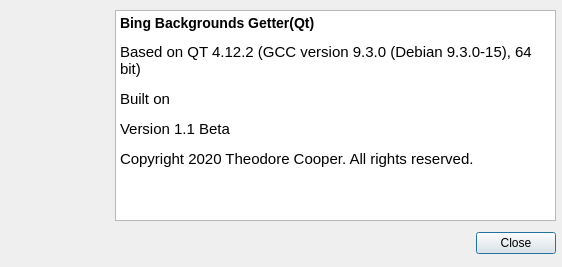
the0cp/Bing-Wallpaper-GUI, file form/about.ui: the form before one commit.
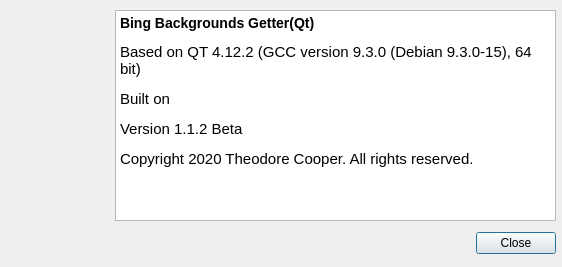
The form after the commit.

Diff of the .ui file:
```diff
--- a/form/about.ui
+++ b/form/about.ui
@@ -30,9 +30,9 @@
 &lt;h3 style=&quot; margin-top:14px; margin-bottom:12px; margin-left:0px; margin-right:0px; -qt-block-indent:0; text-indent:0px;&quot;&gt;&lt;a name=&quot;write&quot;&gt;&lt;/a&gt;&lt;span style=&quot; font-size:large; font-weight:600;&quot;&gt;B&lt;/span&gt;&lt;span style=&quot; font-size:large; font-weight:600;&quot;&gt;ing Backgrounds Getter(Qt)&lt;/span&gt;&lt;/h3&gt;
 &lt;p style=&quot; margin-top:12px; margin-bottom:12px; margin-left:0px; margin-right:0px; -qt-block-indent:0; text-indent:0px;&quot;&gt;Based on QT 4.12.2 (GCC version 9.3.0 (Debian 9.3.0-15), 64 bit)&lt;/p&gt;
 &lt;p style=&quot; margin-top:12px; margin-bottom:12px; margin-left:0px; margin-right:0px; -qt-block-indent:0; text-indent:0px;&quot;&gt;Built on &lt;/p&gt;
-&lt;p style=&quot; margin-top:12px; margin-bottom:12px; margin-left:0px; margin-right:0px; -qt-block-indent:0; text-indent:0px;&quot;&gt;Version 1.1 Beta&lt;/p&gt;
+&lt;p style=&quot; margin-top:12px; margin-bottom:12px; margin-left:0px; margin-right:0px; -qt-block-indent:0; text-indent:0px;&quot;&gt;Version 1.1.2 Beta&lt;/p&gt;
 &lt;p style=&quot; margin-top:12px; margin-bottom:12px; margin-left:0px; margin-right:0px; -qt-block-indent:0; text-indent:0px;&quot;&gt;Copyright 2020 Theodore Cooper. All rights reserved.&lt;/p&gt;
-&lt;p style=&quot; margin-top:12px; margin-bottom:12px; margin-left:0px; margin-right:0px; -qt-block-indent:0; text-indent:0px;&quot;&gt; &lt;/p&gt;&lt;/body&gt;&lt;/html&gt;</string>
+&lt;p style=&quot; margin-top:12px; margin-bottom:12px; margin-left:0px; margin-right:0px; -qt-block-indent:0; text-indent:0px;&quot;&gt; &lt;/p&gt;&lt;/body&gt;&lt;/html&gt;</string>
    </property>
   </widget>
   <widget class="QDialogButtonBox" name="buttonBox">
```
